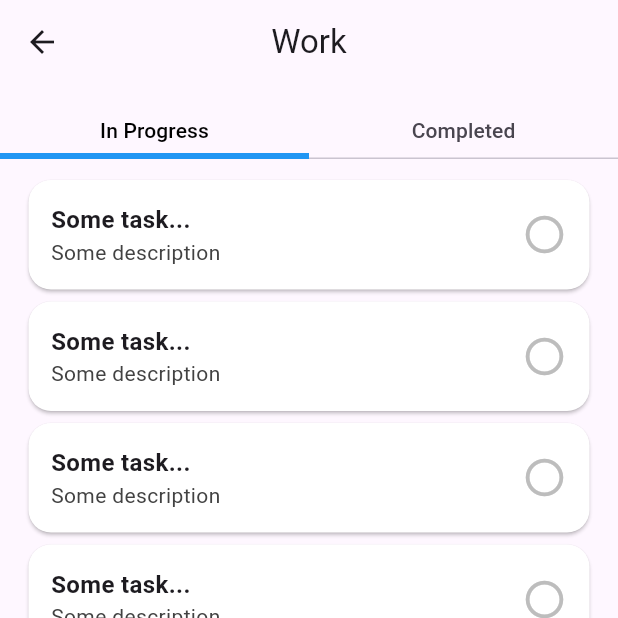
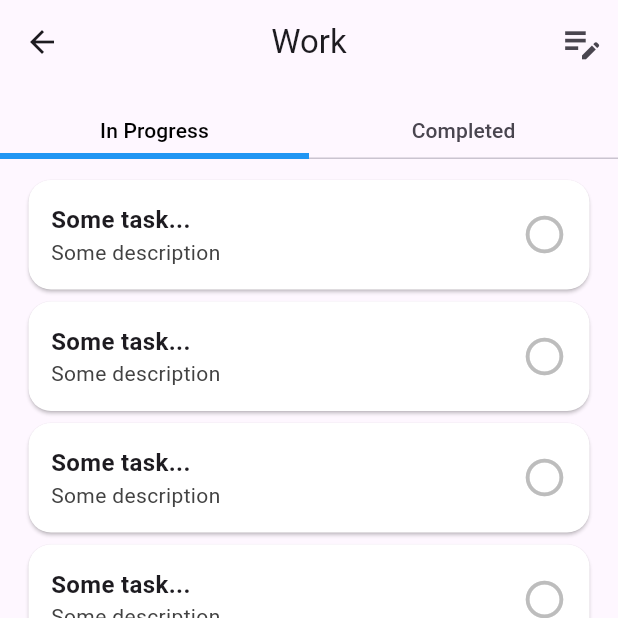
Before and after one commit to oleg9952/taskly, a Flutter app: the screen it shows after launch, after a tap on "5 of 12", on a phone screen of 412 x 824 dp, the top half of it. Run offline on Flutter 3.47's test engine with Material 3 defaults, Android fonts, the phone set to English and light mode, and no system bars; our stand-ins replace go_router.

Commit message:
add header popup menu

```diff
--- a/lib/screens/category/category.dart
+++ b/lib/screens/category/category.dart
@@ -2,10 +2,35 @@ import 'package:flutter/material.dart';
 
 import '../../shared/types.dart';
 import 'widgets/category_tab_view.dart';
+import './widgets//header_popup.dart';
 
-class CategoryScreen extends StatelessWidget {
+class CategoryScreen extends StatefulWidget {
   final String categoryId;
   const CategoryScreen({super.key, required this.categoryId});
+
+  @override
+  State<CategoryScreen> createState() => _CategoryScreenState();
+}
+
+class _CategoryScreenState extends State<CategoryScreen>
+    with SingleTickerProviderStateMixin {
+  late TabController _tabController;
+
+  @override
+  void initState() {
+    super.initState();
+
+    _tabController = TabController(length: 2, vsync: this);
+    _tabController.addListener(() {
+      setState(() {});
+    });
+  }
+
+  @override
+  void dispose() {
+    _tabController.dispose();
+    super.dispose();
+  }
 
   @override
   Widget build(BuildContext context) {
@@ -14,16 +39,24 @@ class CategoryScreen extends StatelessWidget {
       child: Scaffold(
         body: NestedScrollView(
           headerSliverBuilder: (context, innerBoxIsScrolled) => [
-            const SliverAppBar(
-              title: Text('Work'),
+            SliverAppBar(
+              title: const Text('Work'),
+              actions: [
+                HeaderPopup(
+                  categoryName: widget.categoryId,
+                  isCompletedView: _tabController.index ==
+                      CategoryTabViewVariant.completed.index,
+                )
+              ],
               centerTitle: true,
               floating: true,
               snap: false,
               pinned: true,
               bottom: TabBar(
-                tabs: [Text('In Progress'), Text('Completed')],
+                controller: _tabController,
+                tabs: const [Text('In Progress'), Text('Completed')],
                 labelColor: Colors.black,
-                labelPadding: EdgeInsets.symmetric(vertical: 5),
+                labelPadding: const EdgeInsets.symmetric(vertical: 5),
                 padding: EdgeInsets.zero,
                 indicatorSize: TabBarIndicatorSize.tab,
                 indicatorColor: Colors.blue,
@@ -32,6 +65,7 @@ class CategoryScreen extends StatelessWidget {
             ),
           ],
           body: TabBarView(
+            controller: _tabController,
             children: [
               CategoryTabView(variant: CategoryTabViewVariant.inProgress),
               CategoryTabView(variant: CategoryTabViewVariant.completed),
--- /dev/null
+++ b/lib/screens/category/widgets/header_popup.dart
@@ -0,0 +1,127 @@
+import 'package:flutter/material.dart';
+import 'package:taskly/shared/types.dart';
+
+class HeaderPopup extends StatefulWidget {
+  final String categoryName;
+  final bool isCompletedView;
+
+  const HeaderPopup(
+      {super.key, required this.categoryName, required this.isCompletedView});
+
+  @override
+  State<HeaderPopup> createState() => _HeaderPopupState();
+}
+
+class _HeaderPopupState extends State<HeaderPopup> {
+  @override
+  Widget build(BuildContext context) {
+    return PopupMenuButton(
+      position: PopupMenuPosition.under,
+      icon: const Icon(Icons.edit_note),
+      iconSize: 30,
+      itemBuilder: (context) => _getItems(),
+    );
+  }
+
+  List<PopupMenuEntry> _getItems() {
+    final config = _config.where(
+      (element) {
+        final viewType = element['viewType'] as CategoryTabViewVariant?;
+        final isForBothViews = element['isForBothViews'] as bool;
+
+        if (isForBothViews) return true;
+
+        final isCompletedView = viewType == CategoryTabViewVariant.completed;
+        final isInProgressView = viewType == CategoryTabViewVariant.inProgress;
+
+        return widget.isCompletedView ? isCompletedView : isInProgressView;
+      },
+    );
+
+    return config.map(
+      (e) {
+        final text = e['text'] as Map<String, dynamic>;
+        final icon = e['icon'] as Map<String, dynamic>;
+
+        final iconType = icon['type'] as IconData;
+        final iconColor = icon['color'] as MaterialColor;
+
+        final textValue = text['value'] as String;
+        final textColor = text['color'] as Color;
+
+        return PopupMenuItem(
+          child: Row(
+            children: [
+              Icon(
+                iconType,
+                color: iconColor,
+              ),
+              const SizedBox(
+                width: 8,
+              ),
+              Text(
+                textValue,
+                style: TextStyle(color: textColor),
+              )
+            ],
+          ),
+        );
+      },
+    ).toList();
+  }
+
+  List<Map<String, dynamic>> get _config => [
+        {
+          'text': {'value': 'Create task', 'color': Colors.blue},
+          'icon': {'type': Icons.add_circle_outline, 'color': Colors.blue},
+          'viewType': null,
+          'isForBothViews': true
+        },
+        {
+          'text': {'value': 'Delete task', 'color': Colors.blue},
+          'icon': {'type': Icons.delete_forever_rounded, 'color': Colors.blue},
+          'viewType': null,
+          'isForBothViews': true
+        },
+        {
+          'text': {'value': 'Complete All', 'color': Colors.blue},
+          'icon': {'type': Icons.done_all_outlined, 'color': Colors.blue},
+          'viewType': CategoryTabViewVariant.inProgress,
+          'isForBothViews': false
+        },
+        {
+          'text': {'value': 'Incomplete All', 'color': Colors.blue},
+          'icon': {'type': Icons.remove_done, 'color': Colors.blue},
+          'viewType': CategoryTabViewVariant.completed,
+          'isForBothViews': false
+        },
+        {
+          'text': {'value': 'Clear all "In Progress"', 'color': Colors.red},
+          'icon': {
+            'type': Icons.cleaning_services_outlined,
+            'color': Colors.red
+          },
+          'viewType': CategoryTabViewVariant.inProgress,
+          'isForBothViews': false
+        },
+        {
+          'text': {'value': 'Clear all "Completed"', 'color': Colors.red},
+          'icon': {
+            'type': Icons.cleaning_services_rounded,
+            'color': Colors.red
+          },
+          'viewType': CategoryTabViewVariant.completed,
+          'isForBothViews': false
+        },
+        {
+          'text': {
+            'value':
+                'Delete all tasks from ${widget.categoryName.toUpperCase()}',
+            'color': Colors.red
+          },
+          'icon': {'type': Icons.delete_sweep, 'color': Colors.red},
+          'viewType': null,
+          'isForBothViews': true
+        }
+      ];
+}
```
